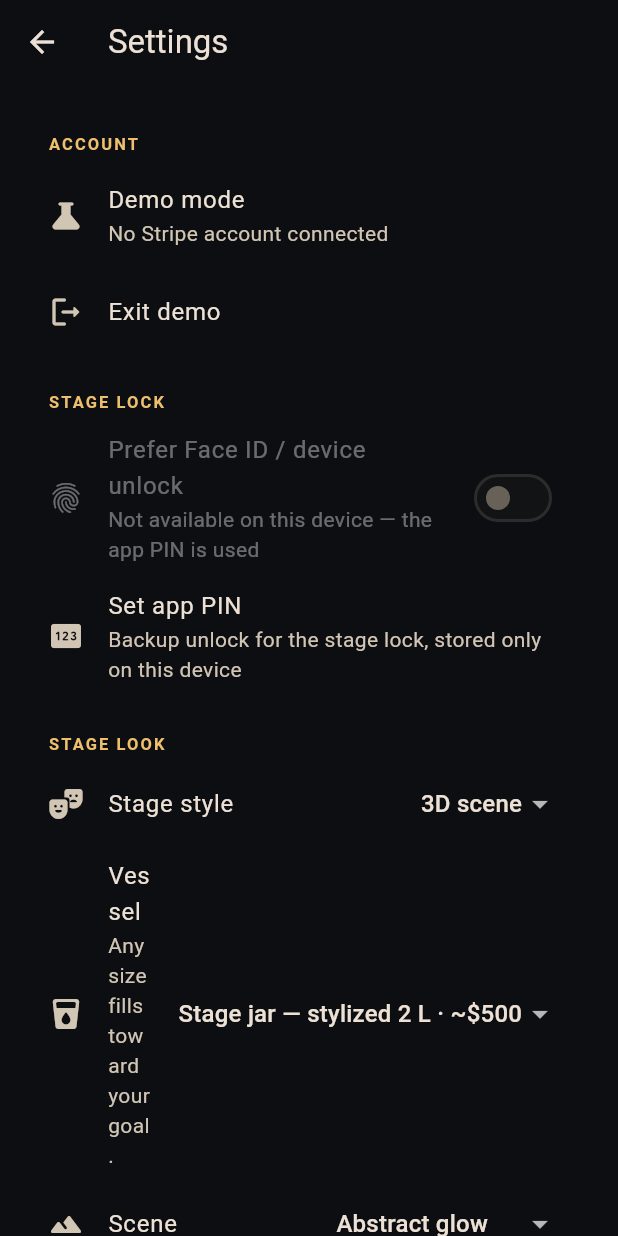
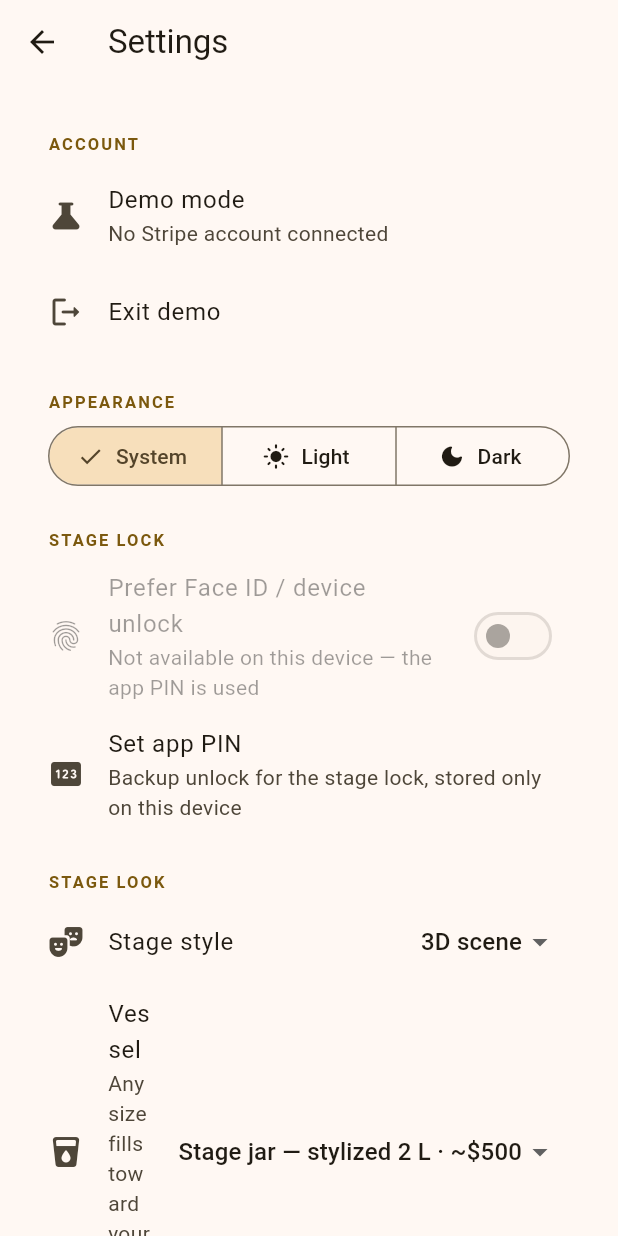
Before and after one commit to mekedron/live.tips, a Flutter app: the screen it shows after launch, after a tap on "Try the demo", after a tap on the "settings" icon, on a phone screen of 412 x 824 dp. Run offline on Flutter 3.47's test engine with Material 3 defaults, Android fonts, the light colour scheme and no system bars; our stand-ins replace confetti, flutter_riverpod, flutter_secure_storage, local_auth, qr_flutter, share_plus and 3 more.

Commit message:
Add light/dark theme support with system auto-detection
Settings gains an Appearance picker (System/Light/Dark) backed by a new
AppThemeMode in AppSettings, wired into MaterialApp's theme/darkTheme/
themeMode. The live stage screen and its preview stay forced dark
regardless of this setting — they're designed to be read from a
distance during a performance, not to match device chrome.

```diff
--- a/app/lib/app.dart
+++ b/app/lib/app.dart
@@ -2,20 +2,30 @@ import 'package:flutter/material.dart';
 import 'package:flutter_riverpod/flutter_riverpod.dart';
 
 import 'core/theme.dart';
+import 'domain/app_settings.dart';
 import 'features/home/home_screen.dart';
 import 'features/onboarding/welcome_screen.dart';
 import 'features/setup/jar_setup_screen.dart';
 import 'state/providers.dart';
 
-class LiveTipsApp extends StatelessWidget {
+class LiveTipsApp extends ConsumerWidget {
   const LiveTipsApp({super.key});
 
   @override
-  Widget build(BuildContext context) {
+  Widget build(BuildContext context, WidgetRef ref) {
+    final appThemeMode = ref.watch(
+      appStateProvider.select((s) => s.settings.themeMode),
+    );
     return MaterialApp(
       title: 'live.tips',
       debugShowCheckedModeBanner: false,
-      theme: buildTheme(),
+      theme: buildLightTheme(),
+      darkTheme: buildDarkTheme(),
+      themeMode: switch (appThemeMode) {
+        AppThemeMode.system => ThemeMode.system,
+        AppThemeMode.light => ThemeMode.light,
+        AppThemeMode.dark => ThemeMode.dark,
+      },
       home: const RootGate(),
     );
   }
--- a/app/lib/core/theme.dart
+++ b/app/lib/core/theme.dart
@@ -4,19 +4,12 @@ import 'package:flutter/material.dart';
 const kGold = Color(0xFFFFC24D);
 const kStageBlack = Color(0xFF0D0E12);
 
-ThemeData buildTheme() {
-  final scheme = ColorScheme.fromSeed(
-    seedColor: kGold,
-    brightness: Brightness.dark,
-  );
-  final base = ThemeData(
-    useMaterial3: true,
-    colorScheme: scheme,
-    scaffoldBackgroundColor: kStageBlack,
-  );
-  return base.copyWith(
+/// Shape and typography rules shared by both brightnesses — only the
+/// [ColorScheme] and background differ between [buildLightTheme] and
+/// [buildDarkTheme].
+ThemeData _polish(ThemeData base) => base.copyWith(
   appBarTheme: base.appBarTheme.copyWith(
-      backgroundColor: kStageBlack,
+    backgroundColor: base.scaffoldBackgroundColor,
     centerTitle: false,
   ),
   cardTheme: base.cardTheme.copyWith(
@@ -26,8 +19,7 @@ ThemeData buildTheme() {
   filledButtonTheme: FilledButtonThemeData(
     style: FilledButton.styleFrom(
       padding: const EdgeInsets.symmetric(horizontal: 24, vertical: 16),
-        shape:
-            RoundedRectangleBorder(borderRadius: BorderRadius.circular(16)),
+      shape: RoundedRectangleBorder(borderRadius: BorderRadius.circular(16)),
       textStyle: const TextStyle(fontSize: 16, fontWeight: FontWeight.w600),
     ),
   ),
@@ -42,4 +34,31 @@ ThemeData buildTheme() {
     behavior: SnackBarBehavior.floating,
   ),
 );
+
+ThemeData buildDarkTheme() {
+  final scheme = ColorScheme.fromSeed(
+    seedColor: kGold,
+    brightness: Brightness.dark,
+  );
+  return _polish(
+    ThemeData(
+      useMaterial3: true,
+      colorScheme: scheme,
+      scaffoldBackgroundColor: kStageBlack,
+    ),
+  );
 }
+
+ThemeData buildLightTheme() {
+  final scheme = ColorScheme.fromSeed(
+    seedColor: kGold,
+    brightness: Brightness.light,
+  );
+  return _polish(
+    ThemeData(
+      useMaterial3: true,
+      colorScheme: scheme,
+      scaffoldBackgroundColor: scheme.surface,
+    ),
+  );
+}
--- a/app/lib/domain/app_settings.dart
+++ b/app/lib/domain/app_settings.dart
@@ -1,4 +1,22 @@
 import 'stage_settings.dart';
+
+/// The app's own light/dark appearance. Independent of the live stage screen,
+/// which always renders dark regardless of this setting — it's designed to
+/// be read from a distance during a performance, not to match device chrome.
+enum AppThemeMode {
+  system('system', 'System'),
+  light('light', 'Light'),
+  dark('dark', 'Dark');
+
+  const AppThemeMode(this.wire, this.label);
+  final String wire;
+  final String label;
+
+  static AppThemeMode fromWire(
+    String? wire, {
+    AppThemeMode fallback = AppThemeMode.system,
+  }) => values.firstWhere((v) => v.wire == wire, orElse: () => fallback);
+}
 
 /// User-tunable app behavior, persisted locally.
 class AppSettings {
@@ -6,6 +24,7 @@ class AppSettings {
     this.pollIntervalSec = 4,
     this.lastGoalMinor = 10000,
     this.preferDeviceAuth = true,
+    this.themeMode = AppThemeMode.system,
     this.stage = const StageSettings(),
   });
 
@@ -19,6 +38,9 @@ class AppSettings {
   /// falls back to the in-app PIN when unavailable.
   final bool preferDeviceAuth;
 
+  /// The app's appearance — system-follows by default, or a manual override.
+  final AppThemeMode themeMode;
+
   /// How the live stage looks (style, vessel, scene, theme…).
   final StageSettings stage;
 
@@ -26,12 +48,13 @@ class AppSettings {
     int? pollIntervalSec,
     int? lastGoalMinor,
     bool? preferDeviceAuth,
+    AppThemeMode? themeMode,
     StageSettings? stage,
-  }) =>
-      AppSettings(
+  }) => AppSettings(
     pollIntervalSec: pollIntervalSec ?? this.pollIntervalSec,
     lastGoalMinor: lastGoalMinor ?? this.lastGoalMinor,
     preferDeviceAuth: preferDeviceAuth ?? this.preferDeviceAuth,
+    themeMode: themeMode ?? this.themeMode,
     stage: stage ?? this.stage,
   );
 
@@ -39,6 +62,7 @@ class AppSettings {
     'pollIntervalSec': pollIntervalSec,
     'lastGoalMinor': lastGoalMinor,
     'preferDeviceAuth': preferDeviceAuth,
+    'themeMode': themeMode.wire,
     'stage': stage.toJson(),
   };
 
@@ -46,9 +70,11 @@ class AppSettings {
     pollIntervalSec: (json['pollIntervalSec'] as num?)?.toInt() ?? 4,
     lastGoalMinor: (json['lastGoalMinor'] as num?)?.toInt() ?? 10000,
     preferDeviceAuth: json['preferDeviceAuth'] as bool? ?? true,
+    themeMode: AppThemeMode.fromWire(json['themeMode'] as String?),
     stage: json['stage'] is Map
         ? StageSettings.fromJson(
-                Map<String, dynamic>.from(json['stage'] as Map))
+            Map<String, dynamic>.from(json['stage'] as Map),
+          )
         : const StageSettings(),
   );
 }
--- a/app/lib/features/settings/settings_screen.dart
+++ b/app/lib/features/settings/settings_screen.dart
@@ -3,6 +3,7 @@ import 'package:flutter_riverpod/flutter_riverpod.dart';
 import 'package:url_launcher/url_launcher.dart';
 
 import '../../core/stripe_onboarding.dart';
+import '../../domain/app_settings.dart';
 import '../../state/providers.dart';
 import '../lock/lock_service.dart';
 import '../setup/jar_setup_screen.dart';
@@ -27,8 +28,9 @@ class _SettingsScreenState extends ConsumerState<SettingsScreen> {
 
   Future<void> _refreshLockInfo() async {
     final hasPin = await ref.read(secureStoreProvider).hasPin();
-    final deviceAuth =
-        await ref.read(lockServiceProvider).deviceAuthAvailable();
+    final deviceAuth = await ref
+        .read(lockServiceProvider)
+        .deviceAuthAvailable();
     if (mounted) {
       setState(() {
         _hasPin = hasPin;
@@ -108,18 +110,49 @@ class _SettingsScreenState extends ConsumerState<SettingsScreen> {
                 ListTile(
                   leading: const Icon(Icons.key_rounded),
                   title: Text(_maskedKey(app.apiKey)),
-                  subtitle: Text(app.isTestMode
+                  subtitle: Text(
+                    app.isTestMode
                         ? 'Test mode key — payments simulated'
-                      : 'Live mode key'),
+                        : 'Live mode key',
+                  ),
                 ),
                 ListTile(
-                  leading: Icon(Icons.link_off_rounded,
-                      color: theme.colorScheme.error),
-                  title: Text('Disconnect & wipe this device',
-                      style: TextStyle(color: theme.colorScheme.error)),
+                  leading: Icon(
+                    Icons.link_off_rounded,
+                    color: theme.colorScheme.error,
+                  ),
+                  title: Text(
+                    'Disconnect & wipe this device',
+                    style: TextStyle(color: theme.colorScheme.error),
+                  ),
                   onTap: _confirmDisconnect,
                 ),
               ],
+              const SizedBox(height: 8),
+              _SectionHeader('Appearance'),
+              Padding(
+                padding: const EdgeInsets.symmetric(horizontal: 16),
+                child: SegmentedButton<AppThemeMode>(
+                  segments: [
+                    for (final mode in AppThemeMode.values)
+                      ButtonSegment(
+                        value: mode,
+                        label: Text(mode.label),
+                        icon: Icon(switch (mode) {
+                          AppThemeMode.system => Icons.brightness_auto_rounded,
+                          AppThemeMode.light => Icons.light_mode_rounded,
+                          AppThemeMode.dark => Icons.dark_mode_rounded,
+                        }),
+                      ),
+                  ],
+                  selected: {settings.themeMode},
+                  onSelectionChanged: (selection) => ref
+                      .read(appStateProvider.notifier)
+                      .updateSettings(
+                        settings.copyWith(themeMode: selection.first),
+                      ),
+                ),
+              ),
               if (!app.demo && jar != null) ...[
                 const SizedBox(height: 8),
                 _SectionHeader('Tip jar'),
@@ -131,17 +164,23 @@ class _SettingsScreenState extends ConsumerState<SettingsScreen> {
                 ListTile(
                   leading: const Icon(Icons.open_in_new_rounded),
                   title: const Text('Open payment link'),
-                  subtitle: Text(jar.url,
-                      maxLines: 1, overflow: TextOverflow.ellipsis),
-                  onTap: () => launchUrl(Uri.parse(jar.url),
-                      mode: LaunchMode.externalApplication),
+                  subtitle: Text(
+                    jar.url,
+                    maxLines: 1,
+                    overflow: TextOverflow.ellipsis,
+                  ),
+                  onTap: () => launchUrl(
+                    Uri.parse(jar.url),
+                    mode: LaunchMode.externalApplication,
+                  ),
                 ),
                 ListTile(
                   leading: const Icon(Icons.refresh_rounded),
                   title: const Text('Create a new tip link'),
                   subtitle: const Text(
                     'Change name or currency. The old link is deactivated '
-                      '— printed QR codes stop working.'),
+                    '— printed QR codes stop working.',
+                  ),
                   onTap: () => Navigator.of(context).push(
                     MaterialPageRoute(
                       builder: (_) => const JarSetupScreen(recreate: true),
@@ -154,15 +193,18 @@ class _SettingsScreenState extends ConsumerState<SettingsScreen> {
               SwitchListTile(
                 secondary: const Icon(Icons.fingerprint_rounded),
                 title: const Text('Prefer Face ID / device unlock'),
-                subtitle: Text(_deviceAuthAvailable
+                subtitle: Text(
+                  _deviceAuthAvailable
                       ? 'Falls back to the app PIN if it fails'
-                    : 'Not available on this device — the app PIN is used'),
+                      : 'Not available on this device — the app PIN is used',
+                ),
                 value: settings.preferDeviceAuth && _deviceAuthAvailable,
                 onChanged: _deviceAuthAvailable
                     ? (value) => ref
                           .read(appStateProvider.notifier)
                           .updateSettings(
-                            settings.copyWith(preferDeviceAuth: value))
+                            settings.copyWith(preferDeviceAuth: value),
+                          )
                     : null,
               ),
               ListTile(
@@ -170,14 +212,16 @@ class _SettingsScreenState extends ConsumerState<SettingsScreen> {
                 title: Text(_hasPin ? 'Change app PIN' : 'Set app PIN'),
                 subtitle: const Text(
                   'Backup unlock for the stage lock, stored only on this '
-                    'device'),
+                  'device',
+                ),
                 onTap: () async {
                   final created = await ref
                       .read(lockServiceProvider)
                       .promptCreatePin(context);
                   if (created && context.mounted) {
-                    ScaffoldMessenger.of(context).showSnackBar(
-                        const SnackBar(content: Text('PIN saved')));
+                    ScaffoldMessenger.of(
+                      context,
+                    ).showSnackBar(const SnackBar(content: Text('PIN saved')));
                   }
                   _refreshLockInfo();
                 },
@@ -211,8 +255,11 @@ class _SettingsScreenState extends ConsumerState<SettingsScreen> {
                   ],
                   onChanged: (value) {
                     if (value != null) {
-                      ref.read(appStateProvider.notifier).updateSettings(
-                          settings.copyWith(pollIntervalSec: value));
+                      ref
+                          .read(appStateProvider.notifier)
+                          .updateSettings(
+                            settings.copyWith(pollIntervalSec: value),
+                          );
                     }
                   },
                 ),
@@ -223,14 +270,17 @@ class _SettingsScreenState extends ConsumerState<SettingsScreen> {
                 leading: Icon(Icons.info_outline_rounded),
                 title: Text('live.tips'),
                 subtitle: Text(
-                    'v0.1.0 · open-source tip jar — your keys, your money'),
+                  'v0.1.0 · open-source tip jar — your keys, your money',
+                ),
               ),
               ListTile(
                 leading: const Icon(Icons.code_rounded),
                 title: const Text('Source code'),
                 subtitle: const Text(kProjectUrl),
-                onTap: () => launchUrl(Uri.parse(kProjectUrl),
-                    mode: LaunchMode.externalApplication),
+                onTap: () => launchUrl(
+                  Uri.parse(kProjectUrl),
+                  mode: LaunchMode.externalApplication,
+                ),
               ),
               ListTile(
                 leading: const Icon(Icons.article_outlined),
```
Also changed, not shown: app/lib/features/live/live_screen.dart (+62 -32 lines), app/lib/features/settings/stage_preview_screen.dart (+8 -3 lines), 1 other file. Lines whose indentation alone changed are shown as unchanged.
